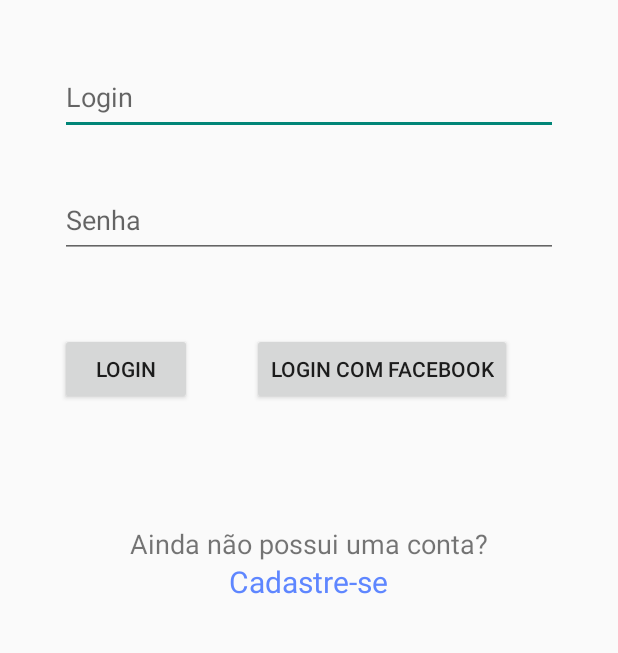
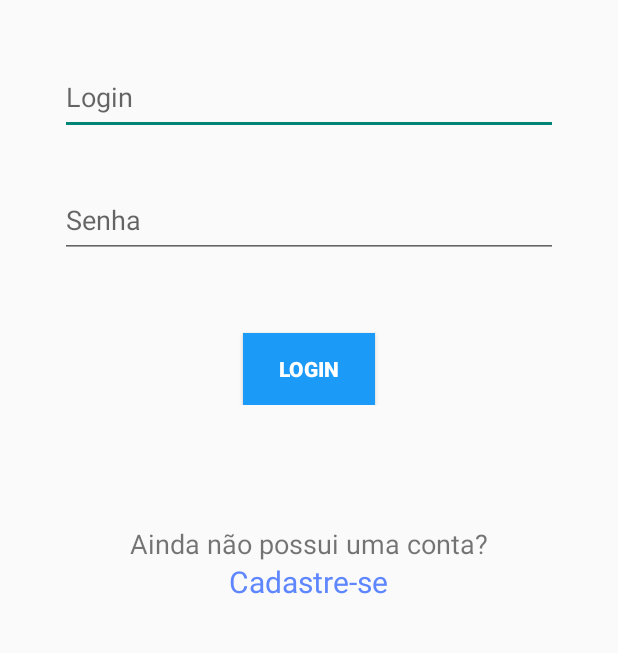
Before and after one commit to StanislaoMissio/BeerTracker, an Android app: the layout activity_login.xml on its own in the app's theme, with its tools: preview values and no code run, on a phone screen of 412 x 824 dp, the part 72-725 px from its top. Run offline under Robolectric (Android 15) with nearby library versions, the phone set to English and light mode, and no system bars.

```diff
--- a/app/src/main/res/layout/activity_login.xml
+++ b/app/src/main/res/layout/activity_login.xml
@@ -41,20 +41,14 @@
             android:id="@+id/login"
             android:layout_width="wrap_content"
             android:layout_height="wrap_content"
+            android:layout_centerHorizontal="true"
             android:layout_gravity="start"
             android:layout_marginStart="@dimen/default_margin_40_dp"
             android:layout_marginTop="@dimen/default_margin_50_dp"
-            android:text="@string/login" />
-
-        <Button
-            android:id="@+id/facebook_login"
-            android:layout_width="wrap_content"
-            android:layout_height="wrap_content"
-            android:layout_marginStart="@dimen/default_margin_40_dp"
-            android:layout_marginTop="@dimen/default_margin_50_dp"
-            android:layout_toEndOf="@+id/login"
-            android:text="@string/facebook_login" />
-
+            android:text="@string/login"
+            android:background="@drawable/theme_button_pattern"
+            android:textColor="@color/white"
+            android:textStyle="bold" />
     </RelativeLayout>
 
     <FrameLayout
--- a/app/src/main/res/values/colors.xml
+++ b/app/src/main/res/values/colors.xml
@@ -3,6 +3,6 @@
     <color name="orange_F5A44D">#F5A44D</color>
     <color name="link">#5e86ff</color>
     <color name="blue_1B9AF7">#1B9AF7</color>
-    <color name="white">#fff</color>
+    <color name="white">#ffffff</color>
     <color name="drawer_top_color">#96F5A44D</color>
 </resources>
--- a/gradle.properties
+++ b/gradle.properties
@@ -10,6 +10,8 @@
 # Specifies the JVM arguments used for the daemon process.
 # The setting is particularly useful for tweaking memory settings.
 org.gradle.jvmargs=-Xmx1536m
+android.overridePathCheck=true
+android.enableAapt2=false
 
 # When configured, Gradle will run in incubating parallel mode.
 # This option should only be used with decoupled projects. More details, visit
```
Also changed, not shown: app/src/main/AndroidManifest.xml (+9 -1 lines), app/src/main/java/com/android/beertracker/activity/LoginActivity.java (+7 -3 lines), app/src/main/res/values/strings.xml (+8 -0 lines).
